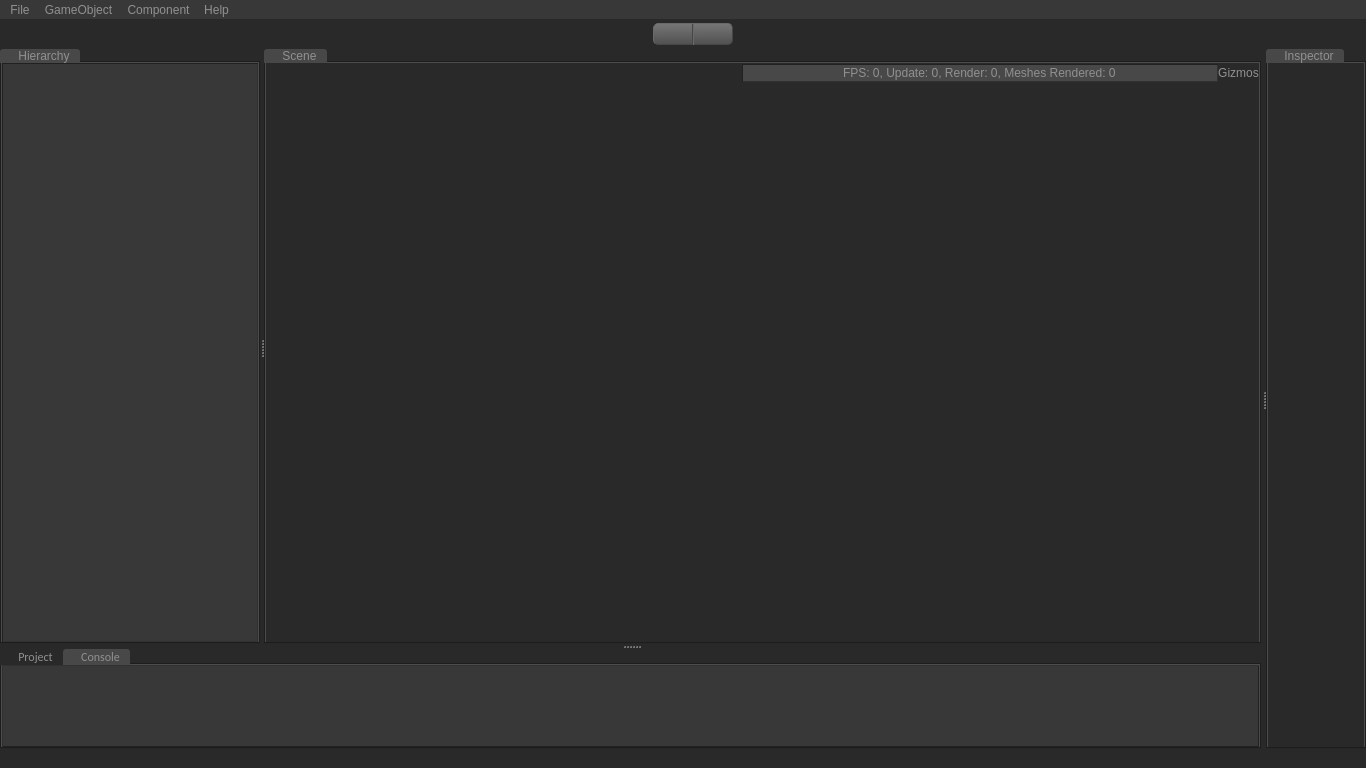
Before: the Qt Designer form Editor/editor.ui in PanosK92/SpartanEngine, drawn with Qt 5.
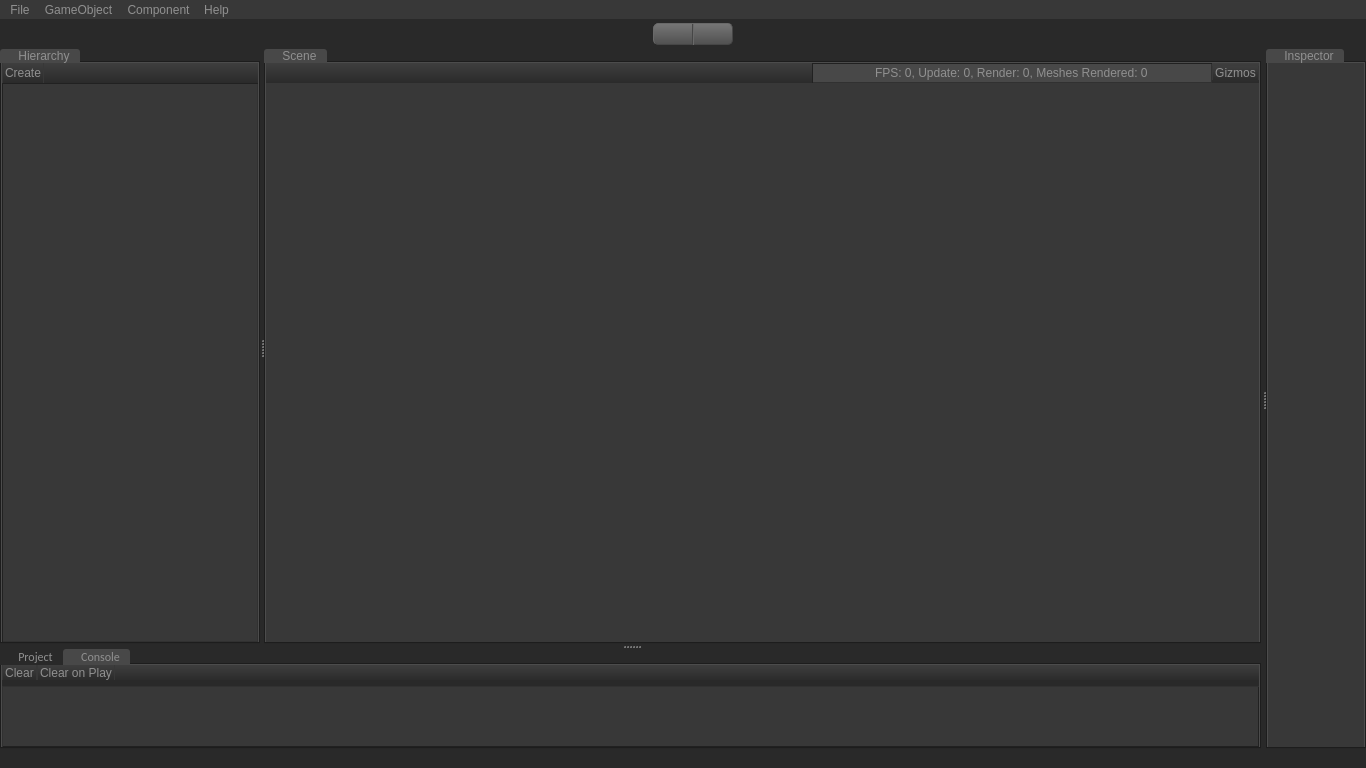
After: the same form once the commit is applied. The open tabs and pages were chosen to show the change. Icons and pictures are not drawn. Custom widgets are drawn as their Qt base class.

Commit message: Added toolbars with buttons (still no action connected to them) to the hierarchy, scene, console and project tabs. Many other minor UI tweaks.

Diff of the .ui file:
```diff
--- a/Editor/editor.ui
+++ b/Editor/editor.ui
@@ -272,6 +272,38 @@
 	border-style: none;
 }
 
+#directusCore
+{
+	background-color:#383838;
+}
+
+#directusInspector
+{
+	background-color:#383838;
+}
+
+/*= SCENE/CONSOLE TABS TOOLBARS =============================================================================*/
+#sceneToolbar, #tabConsoleToolbar, #tabHierarchyToolbar, #tabProjectToolbar
+{
+	background-color:qlineargradient(spread:pad, x1:0.5, y1:0, x2:0.5, y2:1, stop:0 rgba(62, 62, 62, 255), stop:1 rgba(43, 43, 43, 255));
+}
+
+#buttonGizmos, #buttonConsoleClear, #buttonConsoleClearOnPlay, #buttonHierarchyCreate, #buttonProjectCreate
+{
+	min-width: 2em;
+	padding-left: 2px;
+	padding-right: 2px;
+	color: #909090;
+	border-color: #383838;
+	background-color: qlineargradient(spread:pad, x1:0.5, y1:0, x2:0.5, y2:1, stop:0 rgba(62, 62, 62, 255), stop:1 rgba(43, 43, 43, 255));
+	border-style: solid;
+	border-top-width: 0px;
+	border-bottom-width: 0px;
+	border-left-width: 1px;
+	border-right-width: 1px;
+	border-radius: 0px;
+}
+
 /*= PLAY/PAUSE BUTTONS ===================================================================================*/
 #directusPlayButton
 {
@@ -1356,7 +1388,7 @@
 	background-image: url(:/Images/tabHierarchy.png);
 }</string>
                </property>
-               <widget class="DirectusInspector" name="layoutTabHierarchy">
+               <widget class="QWidget" name="layoutTabHierarchy">
                 <attribute name="title">
                  <string>Hierarchy</string>
                 </attribute>
@@ -1377,7 +1409,23 @@
                   <number>0</number>
                  </property>
                  <item>
+                  <layout class="QGridLayout" name="tabHierarchyGridLayout">
+                   <property name="spacing">
+                    <number>0</number>
+                   </property>
+                   <item row="1" column="0">
+                    <layout class="QHBoxLayout" name="tabHierarchyLayout">
+                     <property name="spacing">
+                      <number>0</number>
+                     </property>
+                     <item>
                   <widget class="DirectusHierarchy" name="directusHierarchy">
+                       <property name="sizePolicy">
+                        <sizepolicy hsizetype="Preferred" vsizetype="Expanding">
+                         <horstretch>0</horstretch>
+                         <verstretch>0</verstretch>
+                        </sizepolicy>
+                       </property>
                    <property name="editTriggers">
                     <set>QAbstractItemView::DoubleClicked</set>
                    </property>
@@ -1407,6 +1455,57 @@
                   </widget>
                  </item>
                 </layout>
+                   </item>
+                   <item row="0" column="0">
+                    <widget class="QWidget" name="tabHierarchyToolbar" native="true">
+                     <layout class="QHBoxLayout" name="tabHierarchyToolbarLayout">
+                      <property name="spacing">
+                       <number>0</number>
+                      </property>
+                      <property name="leftMargin">
+                       <number>0</number>
+                      </property>
+                      <property name="topMargin">
+                       <number>0</number>
+                      </property>
+                      <property name="rightMargin">
+                       <number>0</number>
+                      </property>
+                      <property name="bottomMargin">
+                       <number>0</number>
+                      </property>
+                      <item>
+                       <widget class="QPushButton" name="buttonHierarchyCreate">
+                        <property name="sizePolicy">
+                         <sizepolicy hsizetype="Preferred" vsizetype="Preferred">
+                          <horstretch>0</horstretch>
+                          <verstretch>0</verstretch>
+                         </sizepolicy>
+                        </property>
+                        <property name="text">
+                         <string>Create</string>
+                        </property>
+                       </widget>
+                      </item>
+                      <item>
+                       <spacer name="horizontalSpacer_5">
+                        <property name="orientation">
+                         <enum>Qt::Horizontal</enum>
+                        </property>
+                        <property name="sizeHint" stdset="0">
+                         <size>
+                          <width>40</width>
+                          <height>20</height>
+                         </size>
+                        </property>
+                       </spacer>
+                      </item>
+                     </layout>
+                    </widget>
+                   </item>
+                  </layout>
+                 </item>
+                </layout>
                </widget>
               </widget>
               <widget class="QTabWidget" name="tabScene">
@@ -1852,7 +1951,7 @@
 	background-image: url(:/Images/tabScene.png);
 }</string>
                </property>
-               <widget class="DirectusInspector" name="layoutTabScene">
+               <widget class="QWidget" name="layoutTabScene">
                 <attribute name="title">
                  <string>Scene</string>
                 </attribute>
@@ -1877,28 +1976,8 @@
                    <property name="spacing">
                     <number>0</number>
                    </property>
-                   <item row="0" column="0">
-                    <spacer name="horizontalSpacer_3">
-                     <property name="orientation">
-                      <enum>Qt::Horizontal</enum>
-                     </property>
-                     <property name="sizeHint" stdset="0">
-                      <size>
-                       <width>40</width>
-                       <height>20</height>
-                      </size>
-                     </property>
-                    </spacer>
-                   </item>
-                   <item row="0" column="2">
-                    <widget class="QPushButton" name="buttonGizmos">
-                     <property name="text">
-                      <string>Gizmos</string>
-                     </property>
-                    </widget>
-                   </item>
-                   <item row="1" column="0" colspan="3">
-                    <widget class="QFrame" name="frame">
+                   <item row="1" column="0" colspan="2">
+                    <widget class="QFrame" name="directusCoreFrame">
                      <property name="frameShape">
                       <enum>QFrame::StyledPanel</enum>
                      </property>
@@ -1922,13 +2001,84 @@
                        <number>0</number>
                       </property>
                       <item>
-                       <widget class="DirectusCore" name="directusCore" native="true"/>
+                       <widget class="DirectusCore" name="directusCore" native="true">
+                        <property name="sizePolicy">
+                         <sizepolicy hsizetype="Preferred" vsizetype="Expanding">
+                          <horstretch>0</horstretch>
+                          <verstretch>0</verstretch>
+                         </sizepolicy>
+                        </property>
+                       </widget>
                       </item>
                      </layout>
                     </widget>
                    </item>
-                   <item row="0" column="1">
+                   <item row="0" column="0">
+                    <widget class="QWidget" name="sceneToolbar" native="true">
+                     <property name="sizePolicy">
+                      <sizepolicy hsizetype="Preferred" vsizetype="Preferred">
+                       <horstretch>0</horstretch>
+                       <verstretch>0</verstretch>
+                      </sizepolicy>
+                     </property>
+                     <property name="maximumSize">
+                      <size>
+                       <width>16777215</width>
+                       <height>16777215</height>
+                      </size>
+                     </property>
+                     <property name="styleSheet">
+                      <string notr="true"/>
+                     </property>
+                     <layout class="QHBoxLayout" name="horizontalLayout">
+                      <property name="spacing">
+                       <number>0</number>
+                      </property>
+                      <property name="leftMargin">
+                       <number>0</number>
+                      </property>
+                      <property name="topMargin">
+                       <number>0</number>
+                      </property>
+                      <property name="rightMargin">
+                       <number>0</number>
+                      </property>
+                      <property name="bottomMargin">
+                       <number>0</number>
+                      </property>
+                      <item>
+                       <spacer name="horizontalSpacer_3">
+                        <property name="orientation">
+                         <enum>Qt::Horizontal</enum>
+                        </property>
+                        <property name="sizeHint" stdset="0">
+                         <size>
+                          <width>543</width>
+                          <height>20</height>
+                         </size>
+                        </property>
+                       </spacer>
+                      </item>
+                      <item>
                     <widget class="DirectusStatsLabel" name="directusStatsLabel">
+                        <property name="sizePolicy">
+                         <sizepolicy hsizetype="Preferred" vsizetype="Preferred">
+                          <horstretch>0</horstretch>
+                          <verstretch>0</verstretch>
+                         </sizepolicy>
+                        </property>
+                        <property name="minimumSize">
+                         <size>
+                          <width>400</width>
+                          <height>0</height>
+                         </size>
+                        </property>
+                        <property name="maximumSize">
+                         <size>
+                          <width>16777215</width>
+                          <height>16777215</height>
+                         </size>
+                        </property>
                      <property name="text">
                       <string>FPS: 0, Update: 0, Render: 0, Meshes Rendered: 0</string>
                      </property>
@@ -1940,6 +2090,19 @@
                      </property>
                     </widget>
                    </item>
+                      <item>
+                       <widget class="QPushButton" name="buttonGizmos">
+                        <property name="styleSheet">
+                         <string notr="true"/>
+                        </property>
+                        <property name="text">
+                         <string>Gizmos</string>
+                        </property>
+                       </widget>
+                      </item>
+                     </layout>
+                    </widget>
+                   </item>
                   </layout>
                  </item>
                 </layout>
@@ -2073,7 +2236,79 @@
                    <number>0</number>
                   </property>
                   <item>
+                   <layout class="QGridLayout" name="tabProjectGridLayout">
+                    <property name="spacing">
+                     <number>0</number>
+                    </property>
+                    <item row="0" column="0">
+                     <widget class="QWidget" name="tabProjectToolbar" native="true">
+                      <property name="sizePolicy">
+                       <sizepolicy hsizetype="Preferred" vsizetype="Preferred">
+                        <horstretch>0</horstretch>
+                        <verstretch>0</verstretch>
+                       </sizepolicy>
+                      </property>
+                      <layout class="QHBoxLayout" name="horizontalLayout_8">
+                       <property name="spacing">
+                        <number>0</number>
+                       </property>
+                       <property name="leftMargin">
+                        <number>0</number>
+                       </property>
+                       <property name="topMargin">
+                        <number>0</number>
+                       </property>
+                       <property name="rightMargin">
+                        <number>0</number>
+                       </property>
+                       <property name="bottomMargin">
+                        <number>0</number>
+                       </property>
+                       <item>
+                        <widget class="QPushButton" name="buttonProjectCreate">
+                         <property name="sizePolicy">
+                          <sizepolicy hsizetype="Preferred" vsizetype="Preferred">
+                           <horstretch>0</horstretch>
+                           <verstretch>0</verstretch>
+                          </sizepolicy>
+                         </property>
+                         <property name="text">
+                          <string>Create</string>
+                         </property>
+                        </widget>
+                       </item>
+                       <item>
+                        <spacer name="horizontalSpacer_6">
+                         <property name="orientation">
+                          <enum>Qt::Horizontal</enum>
+                         </property>
+                         <property name="sizeHint" stdset="0">
+                          <size>
+                           <width>40</width>
+                           <height>20</height>
+                          </size>
+                         </property>
+                        </spacer>
+                       </item>
+                      </layout>
+                     </widget>
+                    </item>
+                    <item row="1" column="0">
+                     <layout class="QHBoxLayout" name="tabProjectLayout">
+                      <property name="spacing">
+                       <number>0</number>
+                      </property>
+                      <property name="topMargin">
+                       <number>0</number>
+                      </property>
+                      <item>
                    <widget class="QSplitter" name="splitter">
+                        <property name="sizePolicy">
+                         <sizepolicy hsizetype="Preferred" vsizetype="Expanding">
+                          <horstretch>0</horstretch>
+                          <verstretch>0</verstretch>
+                         </sizepolicy>
+                        </property>
                     <property name="orientation">
                      <enum>Qt::Horizontal</enum>
                     </property>
@@ -2082,13 +2317,22 @@
                     </property>
                     <widget class="DirectusDirExplorer" name="directusDirExplorer">
                      <property name="sizePolicy">
-                      <sizepolicy hsizetype="Ignored" vsizetype="Ignored">
+                          <sizepolicy hsizetype="Preferred" vsizetype="Preferred">
                        <horstretch>0</horstretch>
                        <verstretch>0</verstretch>
                       </sizepolicy>
                      </property>
+                         <property name="frameShape">
+                          <enum>QFrame::StyledPanel</enum>
+                         </property>
+                         <property name="frameShadow">
+                          <enum>QFrame::Sunken</enum>
+                         </property>
+                         <property name="editTriggers">
+                          <set>QAbstractItemView::NoEditTriggers</set>
+                         </property>
                      <property name="sortingEnabled">
-                      <bool>true</bool>
+                          <bool>false</bool>
                      </property>
                      <property name="animated">
                       <bool>true</bool>
@@ -2102,7 +2346,7 @@
                     </widget>
                     <widget class="DirectusFileExplorer" name="directusFileExplorer">
                      <property name="sizePolicy">
-                      <sizepolicy hsizetype="Expanding" vsizetype="Expanding">
+                          <sizepolicy hsizetype="Preferred" vsizetype="Preferred">
                        <horstretch>1</horstretch>
                        <verstretch>0</verstretch>
                       </sizepolicy>
@@ -2140,6 +2384,10 @@
                  </layout>
                 </item>
                </layout>
+                  </item>
+                 </layout>
+                </item>
+               </layout>
               </widget>
               <widget class="QWidget" name="tabConsole">
                <attribute name="title">
@@ -2162,21 +2410,14 @@
                  <number>0</number>
                 </property>
                 <item>
-                 <layout class="QHBoxLayout" name="layoutTabConsole">
+                 <layout class="QGridLayout" name="gridLayout_2">
+                  <item row="1" column="0">
+                   <layout class="QVBoxLayout" name="tabConsoleLayoutConsole">
                   <property name="spacing">
                    <number>0</number>
                   </property>
                   <item>
                    <widget class="DirectusConsole" name="directusConsole">
-                    <property name="enabled">
-                     <bool>true</bool>
-                    </property>
-                    <property name="sizePolicy">
-                     <sizepolicy hsizetype="Preferred" vsizetype="Preferred">
-                      <horstretch>0</horstretch>
-                      <verstretch>0</verstretch>
-                     </sizepolicy>
-                    </property>
                     <property name="alternatingRowColors">
                      <bool>true</bool>
                     </property>
@@ -2184,6 +2425,81 @@
                   </item>
                  </layout>
                 </item>
+                  <item row="0" column="0">
+                   <layout class="QVBoxLayout" name="tabConsoleLayoutToolbar">
+                    <property name="spacing">
+                     <number>0</number>
+                    </property>
+                    <item>
+                     <widget class="QWidget" name="tabConsoleToolbar" native="true">
+                      <layout class="QHBoxLayout" name="horizontalLayout_5">
+                       <property name="spacing">
+                        <number>0</number>
+                       </property>
+                       <property name="leftMargin">
+                        <number>0</number>
+                       </property>
+                       <property name="topMargin">
+                        <number>0</number>
+                       </property>
+                       <property name="rightMargin">
+                        <number>0</number>
+                       </property>
+                       <property name="bottomMargin">
+                        <number>0</number>
+                       </property>
+                       <item>
+                        <widget class="QPushButton" name="buttonConsoleClear">
+                         <property name="sizePolicy">
+                          <sizepolicy hsizetype="Preferred" vsizetype="Preferred">
+                           <horstretch>0</horstretch>
+                           <verstretch>0</verstretch>
+                          </sizepolicy>
+                         </property>
+                         <property name="text">
+                          <string>Clear</string>
+                         </property>
+                        </widget>
+                       </item>
+                       <item>
+                        <widget class="QPushButton" name="buttonConsoleClearOnPlay">
+                         <property name="sizePolicy">
+                          <sizepolicy hsizetype="Preferred" vsizetype="Preferred">
+                           <horstretch>0</horstretch>
+                           <verstretch>0</verstretch>
+                          </sizepolicy>
+                         </property>
+                         <property name="text">
+                          <string>Clear on Play</string>
+                         </property>
+                         <property name="checkable">
+                          <bool>true</bool>
+                         </property>
+                         <property name="checked">
+                          <bool>false</bool>
+                         </property>
+                        </widget>
+                       </item>
+                       <item>
+                        <spacer name="horizontalSpacer_4">
+                         <property name="orientation">
+                          <enum>Qt::Horizontal</enum>
+                         </property>
+                         <property name="sizeHint" stdset="0">
+                          <size>
+                           <width>1145</width>
+                           <height>15</height>
+                          </size>
+                         </property>
+                        </spacer>
+                       </item>
+                      </layout>
+                     </widget>
+                    </item>
+                   </layout>
+                  </item>
+                 </layout>
+                </item>
                </layout>
               </widget>
              </widget>
```
Left out of the diff: 2 changed lines with no effect on the pictures. Lines whose indentation alone changed are shown as unchanged. The commit also changes 1 other file.
